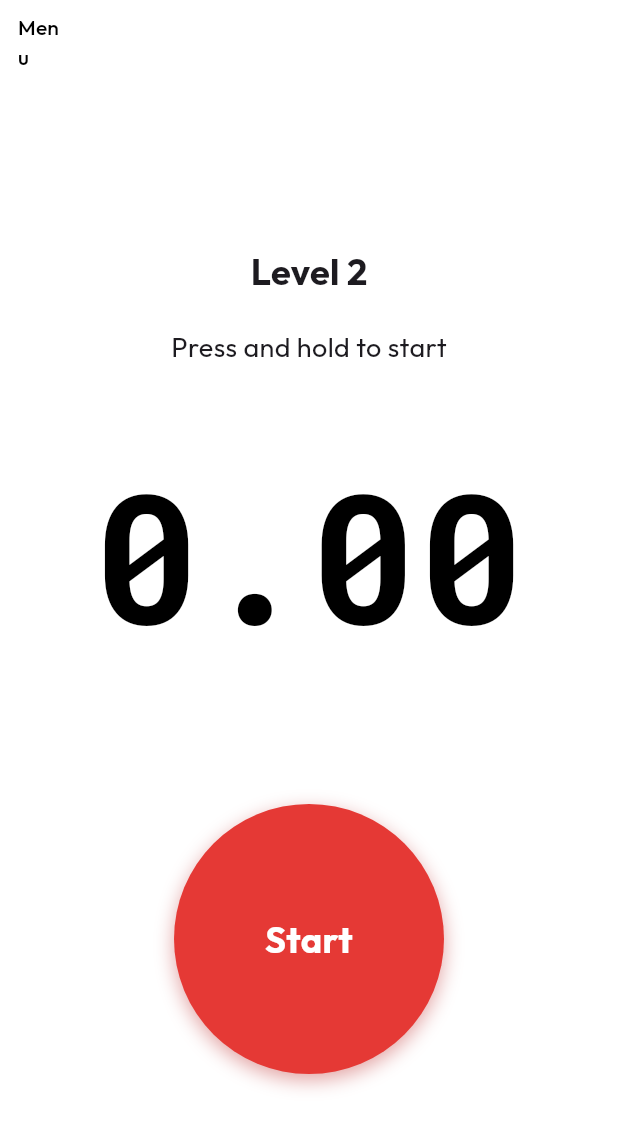
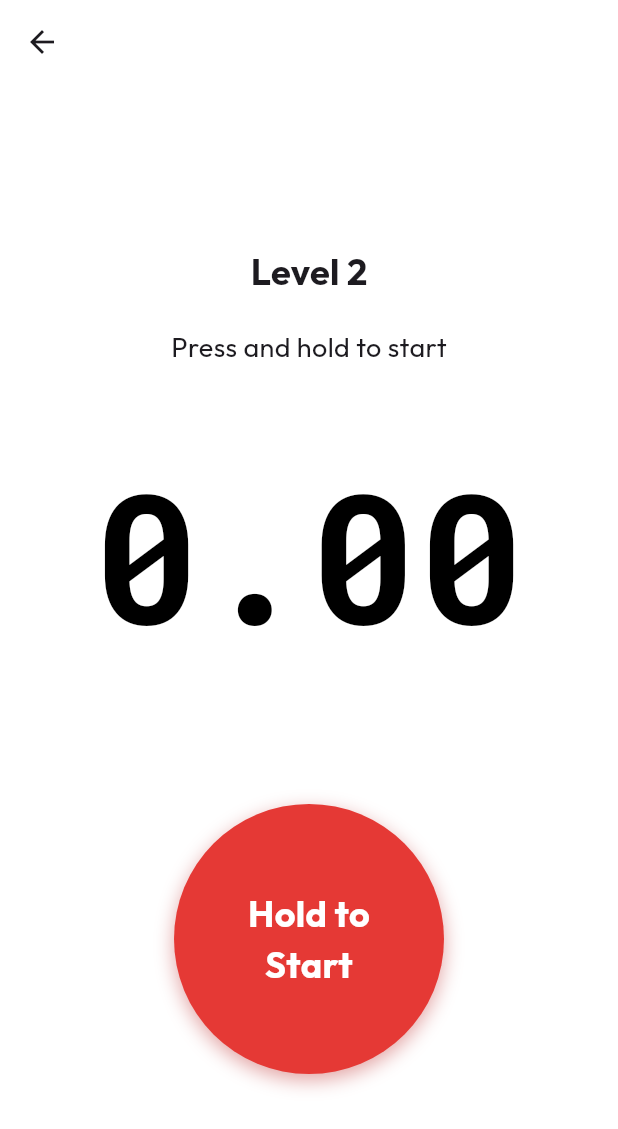
Before and after one commit to james-t-larson/just-a-second, a Flutter app: the TransitionScreen screen opened by its route, after a tap on "Continue", on a phone screen of 412 x 824 dp. Shown: the top 1129 px of the screen. Run offline on Flutter 3.47's test engine with Material 3 defaults, Android fonts, the phone set to English and light mode, and no system bars; our stand-ins replace google_fonts.

Commit message:
fix: resolve timer leaks, clean UI, and update docs
  * docs: add build commands to README
  * fix(timer): clear timers on reset
  * refactor: remove extra back buttons
  * fix: reset timer on screen transitions
  * test: update smoke test with providers

```diff
--- a/lib/providers/timer_provider.dart
+++ b/lib/providers/timer_provider.dart
@@ -16,8 +16,10 @@ class TimerProvider with ChangeNotifier {
   }
 
   void start() {
+    _elapsedMilliseconds = 0; // Reset immediately
     _stopwatch.reset();
     _stopwatch.start();
+    _timer?.cancel(); // Cancel any existing timer
     _timer = Timer.periodic(const Duration(milliseconds: 16), (timer) {
       _elapsedMilliseconds = _stopwatch.elapsedMilliseconds;
       notifyListeners();
@@ -32,6 +34,8 @@ class TimerProvider with ChangeNotifier {
   }
 
   void reset() {
+    _timer?.cancel(); // Stop the periodic updates
+    _stopwatch.stop(); // Stop the stopwatch if running
     _stopwatch.reset();
     _elapsedMilliseconds = 0;
     notifyListeners();
--- a/lib/screens/game_screen.dart
+++ b/lib/screens/game_screen.dart
@@ -17,6 +17,14 @@ class GameScreen extends StatefulWidget {
 class _GameScreenState extends State<GameScreen> {
   bool _isHolding = false;
   bool _isFinished = false;
+
+  @override
+  void initState() {
+    super.initState();
+    WidgetsBinding.instance.addPostFrameCallback((_) {
+      context.read<TimerProvider>().reset();
+    });
+  }
 
   void _handleStart() {
     if (_isFinished) return;
@@ -71,10 +79,6 @@ class _GameScreenState extends State<GameScreen> {
       appBar: AppBar(
         backgroundColor: Colors.white,
         elevation: 0,
-        leading: TextButton(
-          onPressed: () => Navigator.popUntil(context, ModalRoute.withName('/')),
-          child: const Text('Menu', style: TextStyle(color: Colors.black)),
-        ),
       ),
       body: Stack(
         children: [
@@ -100,7 +104,7 @@ class _GameScreenState extends State<GameScreen> {
                   ),
                   const SizedBox(height: 80),
                   RedButton(
-                    label: _isHolding ? 'Holding...' : 'Start',
+                    label: _isHolding ? 'Holding...' : 'Hold to Start',
                     onLongPressStart: _handleStart,
                     onLongPressEnd: _handleEnd,
                   ),
--- a/lib/screens/level_select_screen.dart
+++ b/lib/screens/level_select_screen.dart
@@ -1,6 +1,7 @@
 import 'package:flutter/material.dart';
 import 'package:provider/provider.dart';
 import '../providers/game_provider.dart';
+import '../providers/timer_provider.dart';
 import '../utils/level_data.dart';
 
 class LevelSelectScreen extends StatelessWidget {
@@ -18,10 +19,6 @@ class LevelSelectScreen extends StatelessWidget {
         backgroundColor: Colors.white,
         elevation: 0,
         iconTheme: const IconThemeData(color: Colors.black),
-        leading: TextButton(
-          onPressed: () => Navigator.pop(context),
-          child: const Text('Menu', style: TextStyle(color: Colors.black)),
-        ),
       ),
       body: Padding(
         padding: const EdgeInsets.all(16),
@@ -40,6 +37,7 @@ class LevelSelectScreen extends StatelessWidget {
                   onTap: isUnlocked
                       ? () {
                           gameProvider.goToLevel(index);
+                          context.read<TimerProvider>().reset();
                           Navigator.pushNamed(context, '/game');
                         }
                       : null,
--- a/lib/screens/main_menu_screen.dart
+++ b/lib/screens/main_menu_screen.dart
@@ -1,6 +1,7 @@
 import 'package:flutter/material.dart';
 import 'package:provider/provider.dart';
 import '../providers/game_provider.dart';
+import '../providers/timer_provider.dart';
 import '../widgets/red_button.dart';
 
 class MainMenuScreen extends StatelessWidget {
@@ -13,10 +14,6 @@ class MainMenuScreen extends StatelessWidget {
       appBar: AppBar(
         backgroundColor: Colors.white,
         elevation: 0,
-        leading: TextButton(
-          onPressed: () {}, // Already on menu
-          child: const Text('Menu', style: TextStyle(color: Colors.black)),
-        ),
         actions: [
           TextButton(
             onPressed: () => Navigator.pushNamed(context, '/levels'),
@@ -42,6 +39,7 @@ class MainMenuScreen extends StatelessWidget {
               isLarge: true,
               onTap: () {
                 final gameProvider = context.read<GameProvider>();
+                context.read<TimerProvider>().reset();
                 Navigator.pushNamed(context, '/game');
               },
             ),
--- a/lib/screens/result_screen.dart
+++ b/lib/screens/result_screen.dart
@@ -26,10 +26,6 @@ class ResultScreen extends StatelessWidget {
       appBar: AppBar(
         backgroundColor: Colors.white,
         elevation: 0,
-        leading: TextButton(
-          onPressed: () => Navigator.popUntil(context, ModalRoute.withName('/')),
-          child: const Text('Menu', style: TextStyle(color: Colors.black)),
-        ),
       ),
       body: Center(
         child: Column(
@@ -68,6 +64,7 @@ class ResultScreen extends StatelessWidget {
                     Navigator.pushReplacementNamed(context, '/transition');
                   } else {
                     gameProvider.nextLevel();
+                    context.read<TimerProvider>().reset();
                     Navigator.pushReplacementNamed(context, '/game');
                   }
                 },
--- a/lib/screens/transition_screen.dart
+++ b/lib/screens/transition_screen.dart
@@ -1,6 +1,7 @@
 import 'package:flutter/material.dart';
 import 'package:provider/provider.dart';
 import '../providers/game_provider.dart';
+import '../providers/timer_provider.dart';
 import '../widgets/red_button.dart';
 
 class TransitionScreen extends StatelessWidget {
@@ -16,10 +17,6 @@ class TransitionScreen extends StatelessWidget {
       appBar: AppBar(
         backgroundColor: Colors.white,
         elevation: 0,
-        leading: TextButton(
-          onPressed: () => Navigator.popUntil(context, ModalRoute.withName('/')),
-          child: const Text('Menu', style: TextStyle(color: Colors.black)),
-        ),
       ),
       body: Center(
         child: Padding(
@@ -37,6 +34,7 @@ class TransitionScreen extends StatelessWidget {
                 label: 'Continue',
                 onTap: () {
                   gameProvider.nextLevel();
+                  context.read<TimerProvider>().reset();
                   Navigator.pushReplacementNamed(context, '/game');
                 },
               ),
```
Also changed, not shown: 2 other files. Lines whose indentation alone changed are shown as unchanged.
